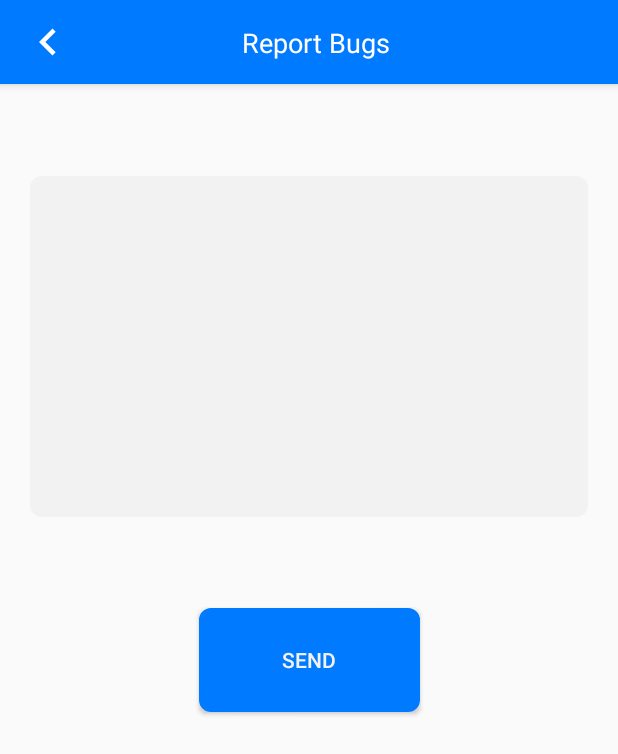
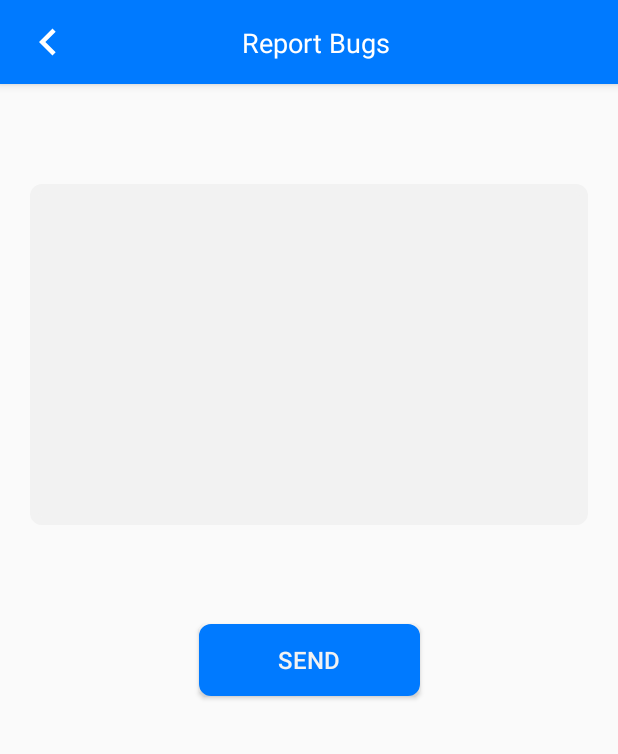
Before and after one commit to CP317S18/Android, an Android app: the BugsActivity screen opened directly, with no data from a screen before it, on a phone screen of 412 x 824 dp. Shown: the top 754 px of the screen. Run offline under Robolectric (Android 15) with nearby library versions, the phone set to English and light mode, and no system bars.

Commit message:
added stuff

```diff
--- a/app/src/main/AndroidManifest.xml
+++ b/app/src/main/AndroidManifest.xml
@@ -62,7 +62,7 @@
 
         <meta-data
             android:name="com.bridgefy.sdk.API_KEY"
-            android:value="ec174e51-a4ab-4e01-9908-fe53b2833622" />
+            android:value="268392a3-cfc9-4e6a-9bb4-9fd5a03d32ad" />
 
         <activity android:name=".OpeningScreen" />
     </application>
--- a/app/src/main/res/layout/activity_source.xml
+++ b/app/src/main/res/layout/activity_source.xml
@@ -49,7 +49,9 @@
         android:layout_width="match_parent"
         android:layout_height="wrap_content"
         android:ems="10"
-        android:text="**Insert Information on Sources"
+        android:text="Icon made by https://smashicons.com/\n
+Icon made by Gregor Cresnar https://www.flaticon.com/authors/gregor-cresnar\n"
+        android:autoLink="web"
         android:paddingLeft="@dimen/activity_horizontal_margin"
         android:paddingRight="@dimen/activity_horizontal_margin"
         android:paddingTop="30dp"
--- a/app/src/main/res/layout/activity_terms_of_service.xml
+++ b/app/src/main/res/layout/activity_terms_of_service.xml
@@ -86,7 +86,7 @@ We use your data to provide and improve the Service. By using the Service, you a
         android:fontFamily="sans-serif"/>
     <TextView
         android:id="@+id/terms3"
-        android:layout_marginTop="30dp"
+        android:layout_marginTop="10dp"
         android:layout_width="match_parent"
         android:layout_height="wrap_content"
         android:layout_below="@id/terms2"
@@ -111,7 +111,7 @@ We use your data to provide and improve the Service. By using the Service, you a
         android:fontFamily="sans-serif"/>
     <TextView
         android:id="@+id/terms5"
-        android:layout_marginTop="30dp"
+        android:layout_marginTop="10dp"
         android:layout_width="match_parent"
         android:layout_height="wrap_content"
         android:layout_below="@id/terms4"
--- a/app/src/main/res/layout/bug_report.xml
+++ b/app/src/main/res/layout/bug_report.xml
@@ -56,7 +56,7 @@
             android:layout_marginTop="40dp"
             android:layout_marginBottom="40dp"
             android:layout_marginVertical="40dp"
-            android:padding="5dp"
+            android:padding="20dp"
             android:text="@string/bug_report_field"
             android:textColor="@color/colorPrimary"
             android:textStyle="bold"
@@ -70,7 +70,6 @@
             android:id="@+id/bugInput"
             android:layout_width="match_parent"
             android:layout_height="wrap_content"
-            android:layout_marginVertical="40dp"
             android:layout_marginHorizontal="20dp"
             android:padding="5dp"
             android:lines="10"
@@ -82,8 +81,10 @@
         <Button
             android:id="@+id/sendBugButton"
             android:layout_width="147dp"
-            android:layout_height="69dp"
+            android:layout_height="wrap_content"
+            android:layout_margin="10dp"
             android:text="@string/bug_report_button"
+            android:textSize="16sp"
             android:textColor="@color/colorWhite"
             android:background="@drawable/button_blue"
             app:layout_constraintTop_toTopOf="parent"
```
Also changed, not shown: app/build.gradle (+6 -5 lines).
